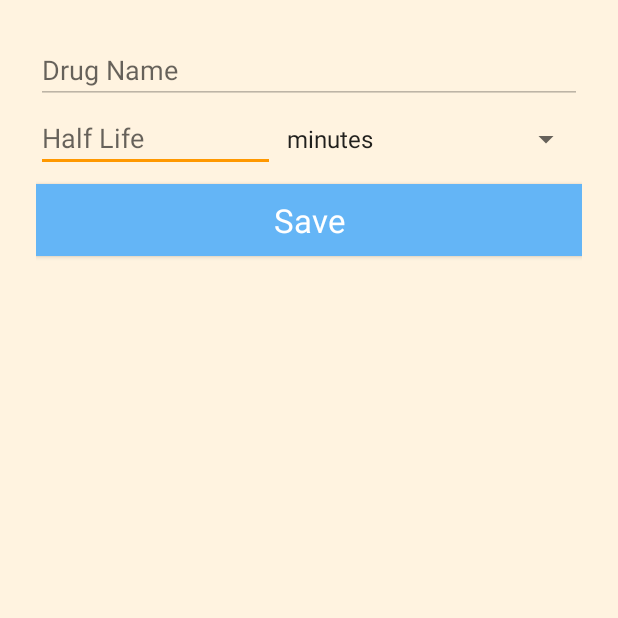
After one commit to philly0494/MedicineHalfLife, an Android app: the EditDrugActivity screen opened directly, with no data from a screen before it, on a phone screen of 412 x 824 dp, the top half of it. The commit adds this screen. Run offline under Robolectric (Android 15) with nearby library versions, the light colour scheme and no system bars; our stand-ins replace Room's generated code.

Commit message:
added context menu to listpager holder. added edit and delete for database activity. changed recycler adapter to pagerlist adapter.

```diff
--- a/app/src/main/java/com/example/medicinehalflife/add/AddDrugActivity.java
+++ b/app/src/main/java/com/example/medicinehalflife/add/AddDrugActivity.java
@@ -4,11 +4,9 @@ import android.content.Context;
 import android.content.Intent;
 import android.os.Bundle;
 import android.view.View;
-import android.widget.AdapterView;
 import android.widget.ArrayAdapter;
 import android.widget.EditText;
 import android.widget.Spinner;
-import android.widget.TextView;
 import android.widget.Toast;
 
 import androidx.appcompat.app.AppCompatActivity;
@@ -60,7 +58,7 @@ public class AddDrugActivity extends AppCompatActivity {
         }
     }
 
-    void showToast(Context context, String text) {
+    private void showToast(Context context, String text) {
         Toast.makeText(context, text, Toast.LENGTH_SHORT).show();
     }
 
--- a/app/src/main/java/com/example/medicinehalflife/data/DrugDao.java
+++ b/app/src/main/java/com/example/medicinehalflife/data/DrugDao.java
@@ -1,9 +1,8 @@
 package com.example.medicinehalflife.data;
 
 import androidx.lifecycle.LiveData;
-import androidx.room.Dao;
-import androidx.room.Insert;
-import androidx.room.Query;
+import androidx.paging.DataSource;
+import androidx.room.*;
 
 import java.util.List;
 
@@ -16,10 +15,19 @@ public interface DrugDao {
     @Query("SELECT * FROM drug_list ORDER BY name ASC")
     LiveData<List<Drug>> getAllDrugs();
 
+    @Query("SELECT * FROM drug_list ORDER BY name ASC")
+    DataSource.Factory<Integer,Drug> getAllDrugsByName();
+
     @Query("SELECT * FROM drug_list LIMIT 1")
     Drug[] getAnyDrug();
 
     @Query("SELECT * FROM drug_list WHERE name=:drugName LIMIT 1")
     Drug getDrugByName(String drugName);
 
+    @Update
+    void updateDrug(Drug drug);
+
+    @Delete
+    void deleteDrug(Drug drug);
+
 }
--- /dev/null
+++ b/app/src/main/java/com/example/medicinehalflife/edit/EditDrugActivity.java
@@ -0,0 +1,61 @@
+package com.example.medicinehalflife.edit;
+
+import android.content.Context;
+import android.content.Intent;
+import android.os.Bundle;
+import android.view.View;
+import android.widget.ArrayAdapter;
+import android.widget.EditText;
+import android.widget.Spinner;
+import android.widget.Toast;
+import androidx.appcompat.app.AppCompatActivity;
+import androidx.lifecycle.ViewModelProviders;
+import com.example.medicinehalflife.R;
+import com.example.medicinehalflife.data.Drug;
+import com.example.medicinehalflife.recycler.RecyclerDatabase;
+
+public class EditDrugActivity extends AppCompatActivity {
+
+    EditText editDrugName;
+    private Spinner edit_drug_unit_spinner;
+    private EditDrugViewModel mEditDrugViewModel;
+
+    @Override
+    protected void onCreate(Bundle savedInstanceState) {
+        super.onCreate(savedInstanceState);
+        setContentView(R.layout.activity_edit_drug);
+        mEditDrugViewModel = ViewModelProviders.of(this).get(EditDrugViewModel.class);
+        Intent intent = getIntent();
+        String drugName = intent.getStringExtra(RecyclerDatabase.EDIT_DRUG_NAME);
+        editDrugName = findViewById(R.id.edit_drug_name_edit_text);
+        editDrugName.setText(drugName);
+
+        edit_drug_unit_spinner = findViewById(R.id.edit_drug_half_life_unit_spinner);
+        ArrayAdapter<CharSequence> half_life_unit_adapter = ArrayAdapter.createFromResource(
+                this, R.array.half_life_units, android.R.layout.simple_spinner_item);
+        half_life_unit_adapter.setDropDownViewResource(android.R.layout.simple_spinner_dropdown_item);
+        edit_drug_unit_spinner.setAdapter(half_life_unit_adapter);
+    }
+
+    public void saveEditDrug(View view) {
+        final EditText name = findViewById(R.id.edit_drug_name_edit_text);
+        final EditText halfLife = findViewById(R.id.edit_drug_half_life_edit_text);
+        String unit = edit_drug_unit_spinner.getSelectedItem().toString();
+
+        final Drug drug = new Drug(name.getText().toString(),
+                halfLife.getText().toString(),
+                unit);
+
+        mEditDrugViewModel.editDrug(drug);
+
+        Intent intent = new Intent(this, RecyclerDatabase.class);
+        showToast(this, "Drug Edited");
+        startActivity(intent);
+
+    }
+
+    private void showToast(Context context, String text) {
+        Toast.makeText(context, text, Toast.LENGTH_SHORT).show();
+    }
+
+}
--- /dev/null
+++ b/app/src/main/java/com/example/medicinehalflife/edit/EditDrugRepository.java
@@ -0,0 +1,37 @@
+package com.example.medicinehalflife.edit;
+
+import android.app.Application;
+import android.os.AsyncTask;
+import com.example.medicinehalflife.data.Drug;
+import com.example.medicinehalflife.data.DrugDao;
+import com.example.medicinehalflife.data.DrugRoomDatabase;
+
+public class EditDrugRepository {
+
+    private DrugDao mDrugDao;
+
+    EditDrugRepository(Application application){
+        DrugRoomDatabase db = DrugRoomDatabase.getDatabase(application);
+        mDrugDao = db.drugDao();
+    }
+
+    void editDrug(Drug drug){
+        new editDrugAsyncTask(mDrugDao).execute(drug);
+    }
+
+    private static class editDrugAsyncTask extends AsyncTask<Drug,Void,Void> {
+
+        private DrugDao mDrugDao;
+
+        editDrugAsyncTask(DrugDao dao){
+            this.mDrugDao = dao;
+        }
+
+        @Override
+        protected Void doInBackground(Drug... drugs) {
+            mDrugDao.updateDrug(drugs[0]);
+            return null;
+        }
+    }
+
+}
--- /dev/null
+++ b/app/src/main/java/com/example/medicinehalflife/edit/EditDrugViewModel.java
@@ -0,0 +1,21 @@
+package com.example.medicinehalflife.edit;
+
+import android.app.Application;
+import androidx.annotation.NonNull;
+import androidx.lifecycle.AndroidViewModel;
+import com.example.medicinehalflife.data.Drug;
+
+public class EditDrugViewModel extends AndroidViewModel {
+
+    private EditDrugRepository mRepository;
+
+    public EditDrugViewModel(@NonNull Application application) {
+        super(application);
+        mRepository = new EditDrugRepository(application);
+    }
+
+    void editDrug(Drug drug){
+        mRepository.editDrug(drug);
+    }
+
+}
--- /dev/null
+++ b/app/src/main/res/layout/activity_edit_drug.xml
@@ -0,0 +1,48 @@
+<?xml version="1.0" encoding="utf-8"?>
+<LinearLayout xmlns:android="http://schemas.android.com/apk/res/android"
+    xmlns:tools="http://schemas.android.com/tools"
+    android:layout_width="match_parent"
+    android:layout_height="match_parent"
+    android:background="@color/colorScreenBackground"
+    android:orientation="vertical"
+    android:padding="24dp"
+    tools:context=".edit.EditDrugActivity">
+
+    <EditText
+        android:id="@+id/edit_drug_name_edit_text"
+        android:layout_width="match_parent"
+        android:layout_height="wrap_content"
+        android:hint="@string/add_drug_name_hint"
+        android:enabled="false"
+        android:inputType="textCapWords" />
+
+    <LinearLayout
+        android:layout_width="match_parent"
+        android:layout_height="wrap_content"
+        android:orientation="horizontal">
+
+        <EditText
+            android:id="@+id/edit_drug_half_life_edit_text"
+            android:layout_width="wrap_content"
+            android:layout_height="wrap_content"
+            android:layout_weight="1"
+            android:hint="@string/half_life_new_drug_hint"
+            android:inputType="number" />
+
+        <Spinner
+            android:id="@+id/edit_drug_half_life_unit_spinner"
+            android:layout_width="wrap_content"
+            android:layout_height="wrap_content"
+            android:layout_weight="1"
+            android:gravity="end" />
+
+    </LinearLayout>
+
+    <Button
+        android:id="@+id/edit_drug_save"
+        style="@style/add_drug_save_button"
+        android:layout_marginTop="8dp"
+        android:onClick="saveEditDrug"
+        android:text="@string/edit_drug_save_button" />
+
+</LinearLayout>
--- a/app/src/main/res/menu/menu_main.xml
+++ b/app/src/main/res/menu/menu_main.xml
@@ -13,6 +13,6 @@
         android:id="@+id/action_database"
         android:orderInCategory="20"
         android:title="@string/action_database_title"
-        app:showAsAction="ifRoom" />
+        app:showAsAction="never" />
 
 </menu>
--- a/app/src/main/res/values-sw600dp/strings.xml
+++ b/app/src/main/res/values-sw600dp/strings.xml
@@ -38,6 +38,6 @@
     <string name="webview_height">500</string>
     <string name="webview_width">500</string>
 
-    <string name="action_database_title">Drugs</string>
+    <string name="action_database_title">Drug List</string>
 
 </resources>
--- a/app/src/main/res/values/strings.xml
+++ b/app/src/main/res/values/strings.xml
@@ -42,12 +42,13 @@
     <string name="drug_search_description">Search for drug names here:</string>
     <string name="input_for_the_half_life_description">Input for the Half Life</string>
     <string name="spinner_for_choosing_the_half_life_unit_description">Spinner for choosing the half life unit</string>
-    <string name="action_database_title">Drugs</string>
+    <string name="action_database_title">Drug List</string>
     <string name="custom_drug_text">Custom Drug</string>
     <string name="add_drug_name_hint">Drug Name</string>
     <string name="add_drug_save_button">Save</string>
     <string name="minutes_hours_days_hint">(minutes/hours/days)</string>
     <string name="half_life_new_drug_hint">Half Life</string>
+    <string name="edit_drug_save_button">Save</string>
 
 
 </resources>
```
Also changed, not shown: app/build.gradle (+5 -6 lines), app/src/main/AndroidManifest.xml (+5 -4 lines), app/src/main/java/com/example/medicinehalflife/recycler/PagerListAdapter.java (added, +149 -0 lines), app/src/main/java/com/example/medicinehalflife/recycler/RecyclerAdapter.java (deleted, +0 -77 lines), app/src/main/java/com/example/medicinehalflife/recycler/RecyclerDatabase.java (+44 -3 lines), app/src/main/java/com/example/medicinehalflife/recycler/RecyclerRepository.java (+47 -5 lines), app/src/main/java/com/example/medicinehalflife/recycler/RecyclerViewModel.java (+11 -4 lines).
